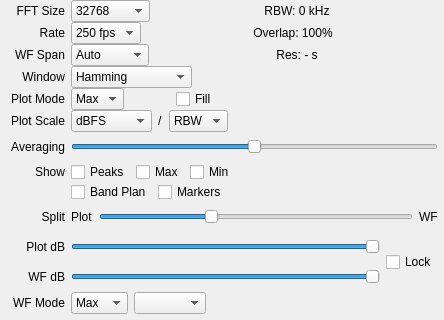
First picture: the form in src/qtgui/dockfft.ui, repository vladisslav2011/gqrx, before the edit; both pictures show x 0 to 444 and y 0 to 320 of the 444 by 644 pixel window.
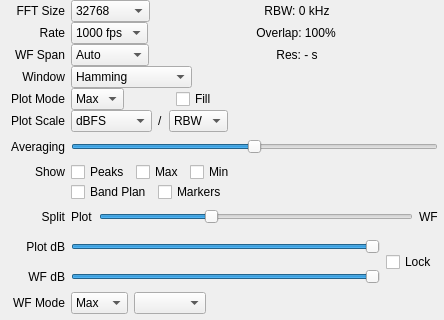
Second picture: the form after the edit. Custom widgets are drawn as their Qt base class.

Commit message: Plotter: increase max FPS to 1000

What changed in the file:
```diff
--- a/src/qtgui/dockfft.ui
+++ b/src/qtgui/dockfft.ui
@@ -646,6 +646,16 @@
               <property name="currentIndex">
                <number>0</number>
               </property>
+              <item>
+               <property name="text">
+                <string>1000 fps</string>
+               </property>
+              </item>
+              <item>
+               <property name="text">
+                <string>500 fps</string>
+               </property>
+              </item>
               <item>
                <property name="text">
                 <string>250 fps</string>
```
The commit also changes 1 other file.
